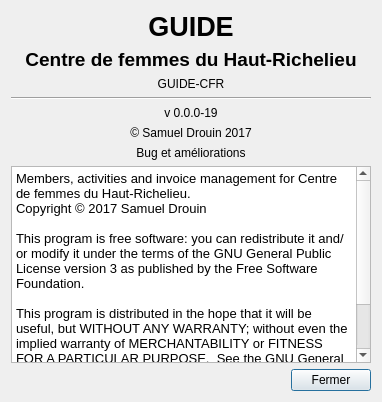
Before: the Qt Designer form GUI/about.ui in samueldrouin/PyGuide, drawn with Qt 5.
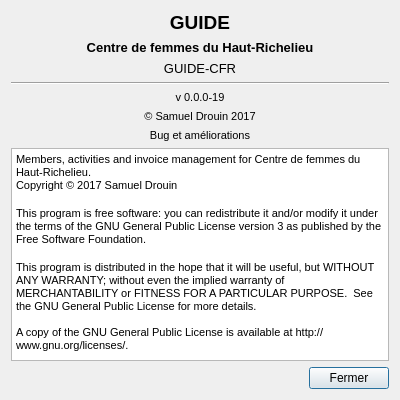
After: the same form once the commit is applied.

Commit message: Changement de la police pour Segoe UI pour une meilleure apparence sur Windows

What changed in the file:
```diff
--- a/GUI/about.ui
+++ b/GUI/about.ui
@@ -6,10 +6,16 @@
    <rect>
     <x>0</x>
     <y>0</y>
-    <width>382</width>
-    <height>402</height>
+    <width>400</width>
+    <height>400</height>
    </rect>
   </property>
+  <property name="minimumSize">
+   <size>
+    <width>400</width>
+    <height>400</height>
+   </size>
+  </property>
   <property name="windowTitle">
    <string>Dialog</string>
   </property>
@@ -18,7 +24,8 @@
     <widget class="QLabel" name="label">
      <property name="font">
       <font>
-       <pointsize>20</pointsize>
+       <family>Segoe UI</family>
+       <pointsize>14</pointsize>
        <weight>75</weight>
        <bold>true</bold>
       </font>
@@ -35,7 +42,8 @@
     <widget class="QLabel" name="label_2">
      <property name="font">
       <font>
-       <pointsize>14</pointsize>
+       <family>Segoe UI</family>
+       <pointsize>10</pointsize>
        <weight>75</weight>
        <bold>true</bold>
       </font>
@@ -50,6 +58,12 @@
    </item>
    <item>
     <widget class="QLabel" name="label_3">
+     <property name="font">
+      <font>
+       <family>Segoe UI</family>
+       <pointsize>10</pointsize>
+      </font>
+     </property>
      <property name="text">
       <string>GUIDE-CFR</string>
      </property>
@@ -67,6 +81,12 @@
    </item>
    <item>
     <widget class="QLabel" name="label_4">
+     <property name="font">
+      <font>
+       <family>Segoe UI</family>
+       <pointsize>8</pointsize>
+      </font>
+     </property>
      <property name="text">
       <string>v 0.0.0-19</string>
      </property>
@@ -77,6 +97,12 @@
    </item>
    <item>
     <widget class="QLabel" name="label_6">
+     <property name="font">
+      <font>
+       <family>Segoe UI</family>
+       <pointsize>8</pointsize>
+      </font>
+     </property>
      <property name="text">
       <string>© Samuel Drouin 2017</string>
      </property>
@@ -87,6 +113,12 @@
    </item>
    <item>
     <widget class="QLabel" name="label_5">
+     <property name="font">
+      <font>
+       <family>Segoe UI</family>
+       <pointsize>8</pointsize>
+      </font>
+     </property>
      <property name="text">
       <string>Bug et améliorations</string>
      </property>
@@ -99,6 +131,7 @@
     <widget class="QTextEdit" name="textEdit">
      <property name="font">
       <font>
+       <family>Segoe UI</family>
        <pointsize>10</pointsize>
       </font>
      </property>
@@ -106,13 +139,13 @@
       <string>&lt;!DOCTYPE HTML PUBLIC &quot;-//W3C//DTD HTML 4.0//EN&quot; &quot;http://www.w3.org/TR/REC-html40/strict.dtd&quot;&gt;
 &lt;html&gt;&lt;head&gt;&lt;meta name=&quot;qrichtext&quot; content=&quot;1&quot; /&gt;&lt;style type=&quot;text/css&quot;&gt;
 p, li { white-space: pre-wrap; }
-&lt;/style&gt;&lt;/head&gt;&lt;body style=&quot; font-family:'.SF NS Text'; font-size:10pt; font-weight:400; font-style:normal;&quot;&gt;
-&lt;p style=&quot; margin-top:0px; margin-bottom:0px; margin-left:0px; margin-right:0px; -qt-block-indent:0; text-indent:0px; background-color:transparent;&quot;&gt;&lt;span style=&quot; font-family:'Menlo'; color:#000000;&quot;&gt;Members, activities and invoice management for Centre de femmes du Haut-Richelieu. &lt;/span&gt;&lt;/p&gt;
-&lt;p style=&quot; margin-top:0px; margin-bottom:0px; margin-left:0px; margin-right:0px; -qt-block-indent:0; text-indent:0px; background-color:transparent;&quot;&gt;&lt;span style=&quot; font-family:'Menlo'; color:#000000;&quot;&gt;Copyright © 2017 Samuel Drouin&lt;br /&gt;&lt;/span&gt;&lt;/p&gt;
-&lt;p style=&quot; margin-top:0px; margin-bottom:0px; margin-left:0px; margin-right:0px; -qt-block-indent:0; text-indent:0px; background-color:transparent;&quot;&gt;&lt;span style=&quot; font-family:'Menlo'; color:#000000;&quot;&gt;This program is free software: you can redistribute it and/or modify it under the terms of the GNU General Public License version 3 as published by the Free Software Foundation. &lt;br /&gt;&lt;/span&gt;&lt;/p&gt;
-&lt;p style=&quot; margin-top:0px; margin-bottom:0px; margin-left:0px; margin-right:0px; -qt-block-indent:0; text-indent:0px; background-color:transparent;&quot;&gt;&lt;span style=&quot; font-family:'Menlo'; color:#000000;&quot;&gt;This program is distributed in the hope that it will be useful, but WITHOUT ANY WARRANTY; without even the implied warranty of MERCHANTABILITY or FITNESS FOR A PARTICULAR PURPOSE.  See the GNU General Public License for more details.&lt;/span&gt;&lt;/p&gt;
-&lt;p style=&quot;-qt-paragraph-type:empty; margin-top:0px; margin-bottom:0px; margin-left:0px; margin-right:0px; -qt-block-indent:0; text-indent:0px; font-family:'Menlo'; color:#000000; background-color:transparent;&quot;&gt;&lt;br /&gt;&lt;/p&gt;
-&lt;p style=&quot; margin-top:0px; margin-bottom:0px; margin-left:0px; margin-right:0px; -qt-block-indent:0; text-indent:0px; background-color:transparent;&quot;&gt;&lt;span style=&quot; font-family:'Menlo'; color:#000000;&quot;&gt;A copy of the GNU General Public License is available at http://www.gnu.org/licenses/.&lt;/span&gt; &lt;/p&gt;&lt;/body&gt;&lt;/html&gt;</string>
+&lt;/style&gt;&lt;/head&gt;&lt;body style=&quot; font-family:'Segoe UI'; font-size:10pt; font-weight:400; font-style:normal;&quot;&gt;
+&lt;p style=&quot; margin-top:0px; margin-bottom:0px; margin-left:0px; margin-right:0px; -qt-block-indent:0; text-indent:0px; background-color:transparent;&quot;&gt;&lt;span style=&quot; font-family:'Menlo'; font-size:8pt; color:#000000;&quot;&gt;Members, activities and invoice management for Centre de femmes du Haut-Richelieu. &lt;/span&gt;&lt;/p&gt;
+&lt;p style=&quot; margin-top:0px; margin-bottom:0px; margin-left:0px; margin-right:0px; -qt-block-indent:0; text-indent:0px; background-color:transparent;&quot;&gt;&lt;span style=&quot; font-family:'Menlo'; font-size:8pt; color:#000000;&quot;&gt;Copyright © 2017 Samuel Drouin&lt;br /&gt;&lt;/span&gt;&lt;/p&gt;
+&lt;p style=&quot; margin-top:0px; margin-bottom:0px; margin-left:0px; margin-right:0px; -qt-block-indent:0; text-indent:0px; background-color:transparent;&quot;&gt;&lt;span style=&quot; font-family:'Menlo'; font-size:8pt; color:#000000;&quot;&gt;This program is free software: you can redistribute it and/or modify it under the terms of the GNU General Public License version 3 as published by the Free Software Foundation. &lt;br /&gt;&lt;/span&gt;&lt;/p&gt;
+&lt;p style=&quot; margin-top:0px; margin-bottom:0px; margin-left:0px; margin-right:0px; -qt-block-indent:0; text-indent:0px; background-color:transparent;&quot;&gt;&lt;span style=&quot; font-family:'Menlo'; font-size:8pt; color:#000000;&quot;&gt;This program is distributed in the hope that it will be useful, but WITHOUT ANY WARRANTY; without even the implied warranty of MERCHANTABILITY or FITNESS FOR A PARTICULAR PURPOSE.  See the GNU General Public License for more details.&lt;/span&gt;&lt;/p&gt;
+&lt;p style=&quot;-qt-paragraph-type:empty; margin-top:0px; margin-bottom:0px; margin-left:0px; margin-right:0px; -qt-block-indent:0; text-indent:0px; font-family:'Menlo'; font-size:8pt; color:#000000; background-color:transparent;&quot;&gt;&lt;br /&gt;&lt;/p&gt;
+&lt;p style=&quot; margin-top:0px; margin-bottom:0px; margin-left:0px; margin-right:0px; -qt-block-indent:0; text-indent:0px; background-color:transparent;&quot;&gt;&lt;span style=&quot; font-family:'Menlo'; font-size:8pt; color:#000000;&quot;&gt;A copy of the GNU General Public License is available at http://www.gnu.org/licenses/.&lt;/span&gt;&lt;span style=&quot; font-family:'.SF NS Text'; font-size:8pt;&quot;&gt; &lt;/span&gt;&lt;/p&gt;&lt;/body&gt;&lt;/html&gt;</string>
      </property>
     </widget>
    </item>
```
Left out of the diff: 2 changed lines with no effect on the pictures. The commit also changes 19 other files.
